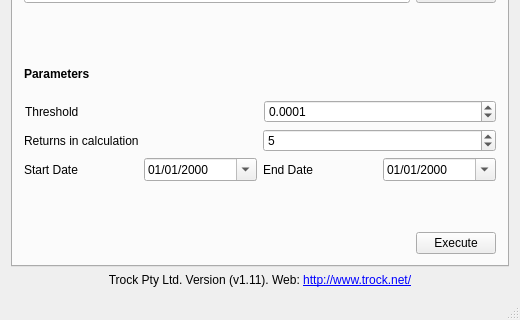
This is Trading_Platform_GUI_src/mainwindow.ui in mobeigi/Algorithmic-Trading as Qt 5 draws it before an edit; both pictures show x 0 to 520 and y 186 to 506 of the 520 by 506 pixel window. The edited form follows.
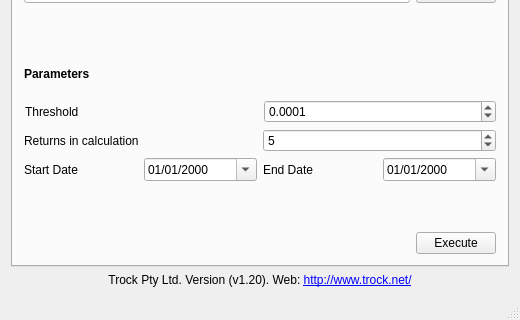
This is the edited form.

```diff
--- a/Trading_Platform_GUI_src/mainwindow.ui
+++ b/Trading_Platform_GUI_src/mainwindow.ui
@@ -364,7 +364,7 @@
     <item>
      <widget class="QLabel" name="companylabel">
       <property name="text">
-       <string>&lt;html&gt;&lt;head/&gt;&lt;body&gt;&lt;p align=&quot;center&quot;&gt;Trock Pty Ltd. Version (v1.11). Web: &lt;a href=&quot;http://www.trock.net/&quot;&gt;&lt;span style=&quot; text-decoration: underline; color:#0000ff;&quot;&gt;http://www.trock.net/&lt;/span&gt;&lt;/a&gt;&lt;/p&gt;&lt;/body&gt;&lt;/html&gt;</string>
+       <string>&lt;html&gt;&lt;head/&gt;&lt;body&gt;&lt;p align=&quot;center&quot;&gt;Trock Pty Ltd. Version (v1.20). Web: &lt;a href=&quot;http://www.trock.net/&quot;&gt;&lt;span style=&quot; text-decoration: underline; color:#0000ff;&quot;&gt;http://www.trock.net/&lt;/span&gt;&lt;/a&gt;&lt;/p&gt;&lt;/body&gt;&lt;/html&gt;</string>
       </property>
       <property name="openExternalLinks">
        <bool>true</bool>
```
